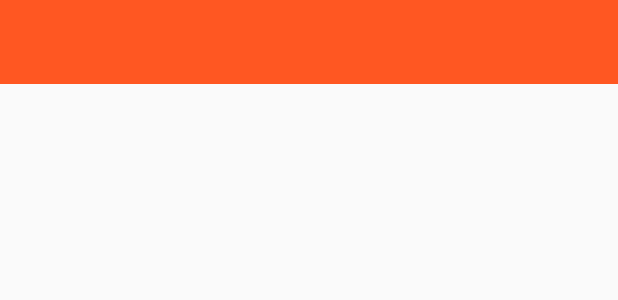
After one commit to ferdyrod/TabbedTestApp, an Android app: the layout toolbar_layout.xml on its own in the app's theme, with its tools: preview values and no code run, on a phone screen of 412 x 824 dp. The commit adds this screen. Shown: the top 300 px of the screen. Run offline under Robolectric (Android 15) with nearby library versions, the phone set to English and light mode, and no system bars.

Commit message:
Set up TabLayout

```diff
--- a/app/build.gradle
+++ b/app/build.gradle
@@ -25,5 +25,6 @@ dependencies {
         exclude group: 'com.android.support', module: 'support-annotations'
     })
     compile 'com.android.support:appcompat-v7:25.1.0'
+    compile 'com.android.support:design:25.1.0'
     testCompile 'junit:junit:4.12'
 }
--- /dev/null
+++ b/app/src/main/res/layout/toolbar_layout.xml
@@ -0,0 +1,18 @@
+<?xml version="1.0" encoding="utf-8"?>
+<LinearLayout
+    xmlns:android="http://schemas.android.com/apk/res/android"
+    xmlns:app="http://schemas.android.com/apk/res-auto"
+    android:orientation="vertical"
+    android:layout_width="match_parent"
+    android:layout_height="match_parent">
+
+    <android.support.v7.widget.Toolbar
+        android:id="@+id/toolbar"
+        android:layout_width="match_parent"
+        android:layout_height="wrap_content"
+        android:background="?attr/colorPrimary"
+        android:minHeight="?attr/actionBarSize"
+        android:theme="@style/ThemeOverlay.AppCompat.Dark.ActionBar"
+        app:popupTheme="@style/ThemeOverlay.AppCompat.Light"/>
+
+</LinearLayout>
--- a/app/src/main/res/values/colors.xml
+++ b/app/src/main/res/values/colors.xml
@@ -1,6 +1,10 @@
 <?xml version="1.0" encoding="utf-8"?>
 <resources>
-    <color name="colorPrimary">#3F51B5</color>
-    <color name="colorPrimaryDark">#303F9F</color>
-    <color name="colorAccent">#FF4081</color>
+    <color name="colorPrimary">#FF5722</color>
+    <color name="colorPrimaryDark">#E64A19</color>
+    <color name="colorAccent">#009688</color>
+    <color name="colorPrimaryText">#212121</color>
+    <color name="colorSecondaryText">#757575</color>
+    <color name="colorsIcons">#FFFFFF</color>
+    <color name="colorDivider">#BDBDBD</color>
 </resources>
--- a/app/src/main/res/values/strings.xml
+++ b/app/src/main/res/values/strings.xml
@@ -1,3 +1,5 @@
 <resources>
     <string name="app_name">TopTenApps</string>
+    <string name="free_tab_title">Top Free Apps</string>
+    <string name="paid_tab_title">Top Paid Apps</string>
 </resources>
--- a/app/src/main/res/values/styles.xml
+++ b/app/src/main/res/values/styles.xml
@@ -1,7 +1,7 @@
 <resources>
 
     <!-- Base application theme. -->
-    <style name="AppTheme" parent="Theme.AppCompat.Light.DarkActionBar">
+    <style name="AppTheme" parent="Theme.AppCompat.Light.NoActionBar">
         <!-- Customize your theme here. -->
         <item name="colorPrimary">@color/colorPrimary</item>
         <item name="colorPrimaryDark">@color/colorPrimaryDark</item>
```
Also changed, not shown: app/src/main/java/com/ferdyrodriguez/toptenapps/ContainerActivity.java (+12 -1 lines), app/src/main/res/layout/activity_container.xml (+23 -9 lines), 1 other file.
